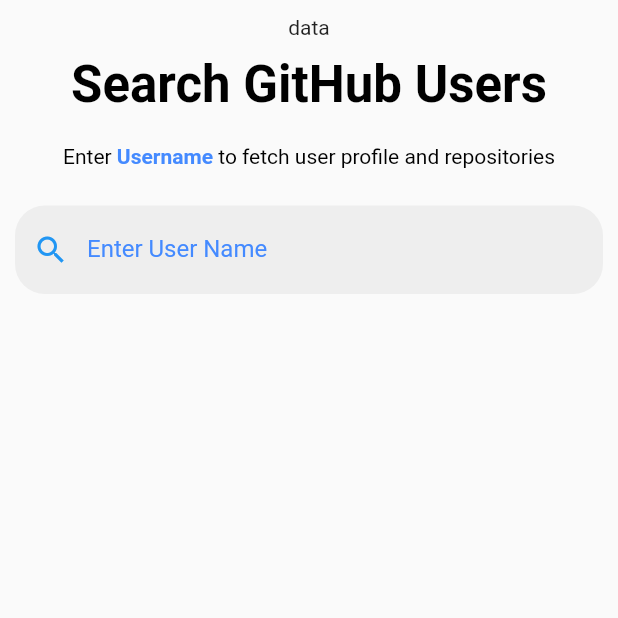
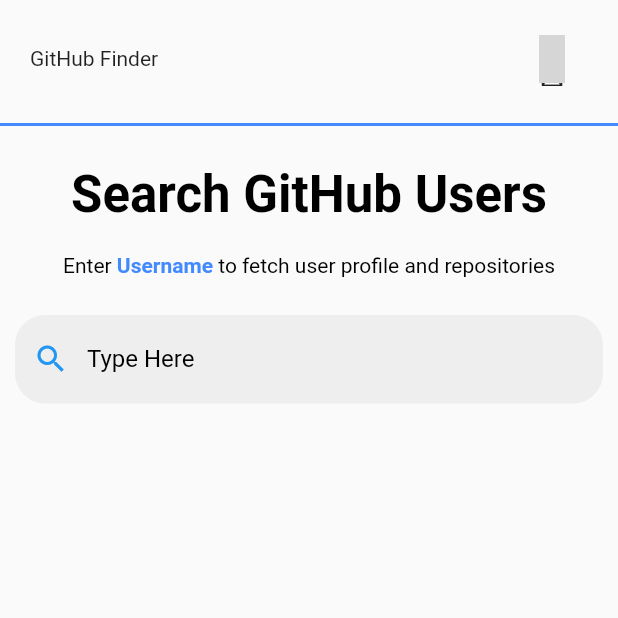
Before and after one commit to udaykumaruking/github_finder, a Flutter app: the screen it shows after launch, on a phone screen of 412 x 824 dp, the top half of it. Run offline on Flutter 3.47's test engine with Material 2 defaults, Android fonts, the phone set to English and light mode, and no system bars; our stand-ins replace flutter_icons; grey boxes are pictures that could not be loaded.

Commit message:
created custom app bar

```diff
--- a/lib/main.dart
+++ b/lib/main.dart
@@ -17,7 +17,9 @@ class MyApp extends StatelessWidget {
       debugShowCheckedModeBanner: false,
       home: Scaffold(
         //backgroundColor: ,
-        body: HomeBody(),
+        body: SingleChildScrollView(
+          child: HomeBody(),
+        ),
 
         // appBar: AppBar(
         //   title: Text(
--- a/lib/widgets/appBarCustom.dart
+++ b/lib/widgets/appBarCustom.dart
@@ -1,10 +1,49 @@
 import 'package:flutter/material.dart';
+import 'package:flutter_icons/flutter_icons.dart';
+import 'package:url_launcher/url_launcher.dart';
 
 class AppBarCustom extends StatelessWidget {
   @override
+  // ignore: override_on_non_overriding_member
+  _launchURL() async {
+    const url = 'https://github.com/udaykumaruking/github_finder';
+    if (await canLaunch(url)) {
+      await launch(url);
+    } else {
+      throw 'Could not launch $url';
+    }
+  }
+
   Widget build(BuildContext context) {
     return Container(
-      child: Text('data'),
+      child: Column(
+        children: <Widget>[
+          Padding(
+            padding: EdgeInsets.fromLTRB(20, 5, 20, 5),
+            child: Row(
+              mainAxisAlignment: MainAxisAlignment.spaceBetween,
+              children: <Widget>[
+                Text('GitHub Finder'),
+                IconButton(
+                  icon: Icon(
+                    Octicons.mark_github,
+                    size: 40,
+                  ),
+                  onPressed: _launchURL,
+                ),
+              ],
+            ),
+          ),
+          Container(
+            margin: EdgeInsets.only(top: 15, bottom: 15),
+            child: Divider(
+              height: 1,
+              thickness: 2,
+              color: Colors.blueAccent,
+            ),
+          ),
+        ],
+      ),
     );
   }
 }
--- a/lib/widgets/search.dart
+++ b/lib/widgets/search.dart
@@ -27,8 +27,8 @@ class _SearchBarState extends State<SearchBar> {
             Icons.search,
             color: Colors.blue,
           ),
-          labelText: 'Enter User Name',
-          labelStyle: TextStyle(color: Colors.blueAccent),
+          labelText: 'Type Here',
+          labelStyle: TextStyle(color: Colors.black),
           hintText: "Ex: udaykumaruking",
           filled: true,
           fillColor: Colors.grey[200],
--- a/pubspec.yaml
+++ b/pubspec.yaml
@@ -18,12 +18,13 @@ publish_to: 'none' # Remove this line if you wish to publish to pub.dev
 version: 1.0.0+1
 
 environment:
-  sdk: ">=2.7.0 <3.0.0"
+  sdk: '>=2.7.0 <3.0.0'
 
 dependencies:
   flutter:
     sdk: flutter
-
+  flutter_icons: ^1.1.0
+  url_launcher: ^5.4.2
 
   # The following adds the Cupertino Icons font to your application.
   # Use with the CupertinoIcons class for iOS style icons.
@@ -38,7 +39,6 @@ dev_dependencies:
 
 # The following section is specific to Flutter.
 flutter:
-
   # The following line ensures that the Material Icons font is
   # included with your application, so that you can use the icons in
   # the material Icons class.
```
Also changed, not shown: pubspec.lock.
